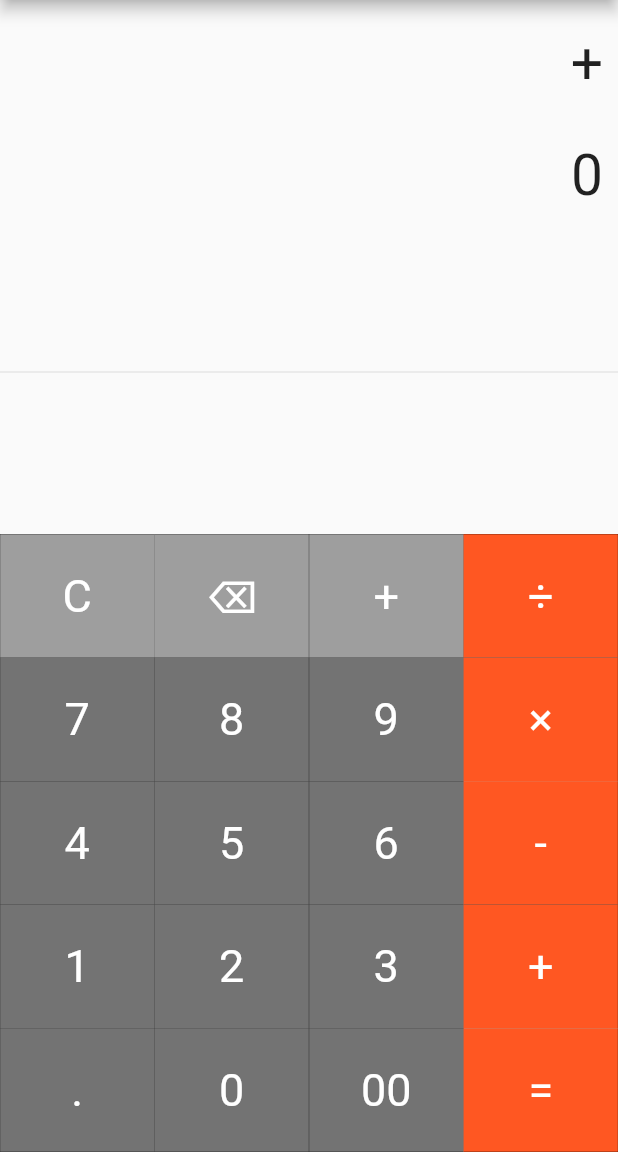
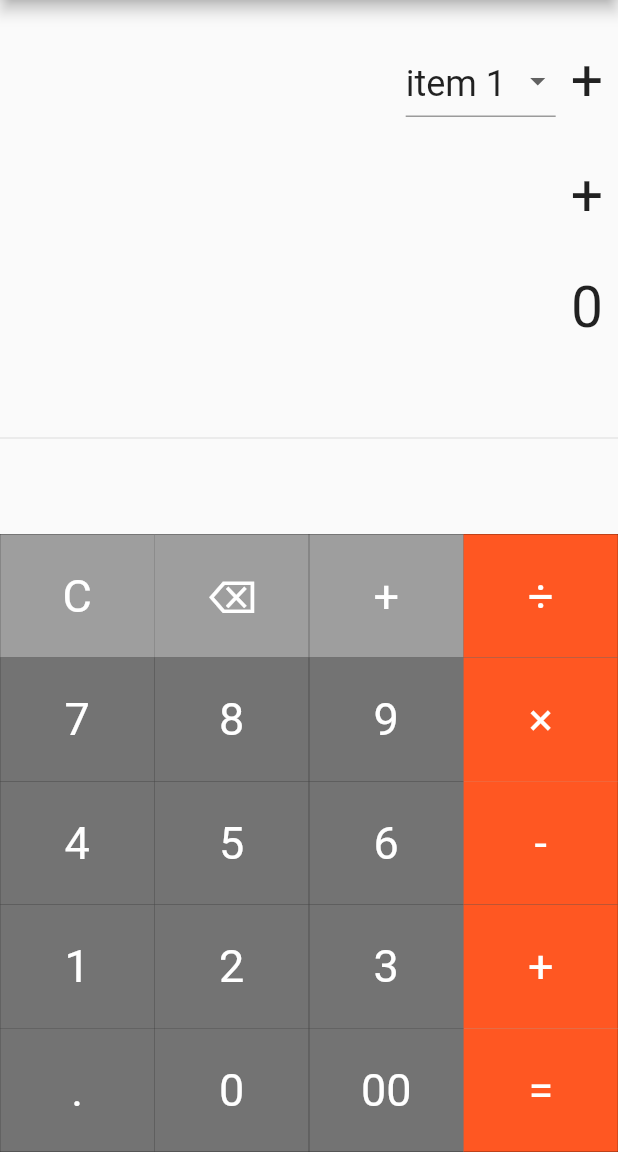
Before and after one commit to CameronWhitworth/flutterCalculator, a Flutter app: the screen it shows after launch, after a tap on an icon or button, on a phone screen of 412 x 824 dp, the part 84-1236 px from its top. Run offline on Flutter 3.47's test engine with Material 2 defaults, Android fonts, the phone set to English and light mode, and no system bars; our stand-ins replace math_expressions.

Commit message:
added drop down box

```diff
--- a/lib/main.dart
+++ b/lib/main.dart
@@ -27,6 +27,8 @@ class _SimpleCalculatorState extends State<SimpleCalculator> {
   String result = "0";
   String expression = "";
   double equationFontSize = 38.0;
+  List<String> items = ['item 1', 'item 2', 'item 3'];
+  String? selectedItem = 'item 1';
 
   buttonPressed(String buttonText) {
     setState(() {
@@ -96,7 +98,41 @@ class _SimpleCalculatorState extends State<SimpleCalculator> {
         children: <Widget>[
           Container(
             alignment: Alignment.centerRight,
-            padding: EdgeInsets.fromLTRB(10, 20, 10, 0),
+            padding: EdgeInsets.fromLTRB(10, 30, 10, 0),
+            child: Row(
+              mainAxisAlignment: MainAxisAlignment.end,
+              children: [
+                Container(
+                  alignment: Alignment.centerLeft,
+                  padding: EdgeInsets.fromLTRB(10, 0, 10, 0),
+                  child: SizedBox(
+                    width: 100,
+                    child: DropdownButtonFormField<String>(
+                      value: selectedItem,
+                      items: items
+                          .map((item) => DropdownMenuItem<String>(
+                              value: item,
+                              child:
+                                  Text(item, style: TextStyle(fontSize: 24))))
+                          .toList(),
+                      onChanged: (item) => setState(() => selectedItem = item),
+                    ),
+                  ),
+                ),
+                Container(
+                  alignment: Alignment.centerRight,
+                  //padding: EdgeInsets.fromLTRB(10, 30, 10, 0),
+                  child: Text(
+                    equation,
+                    style: TextStyle(fontSize: equationFontSize),
+                  ),
+                ),
+              ],
+            ),
+          ),
+          Container(
+            alignment: Alignment.centerRight,
+            padding: EdgeInsets.fromLTRB(10, 30, 10, 0),
             child: Text(
               equation,
               style: TextStyle(fontSize: equationFontSize),
```
